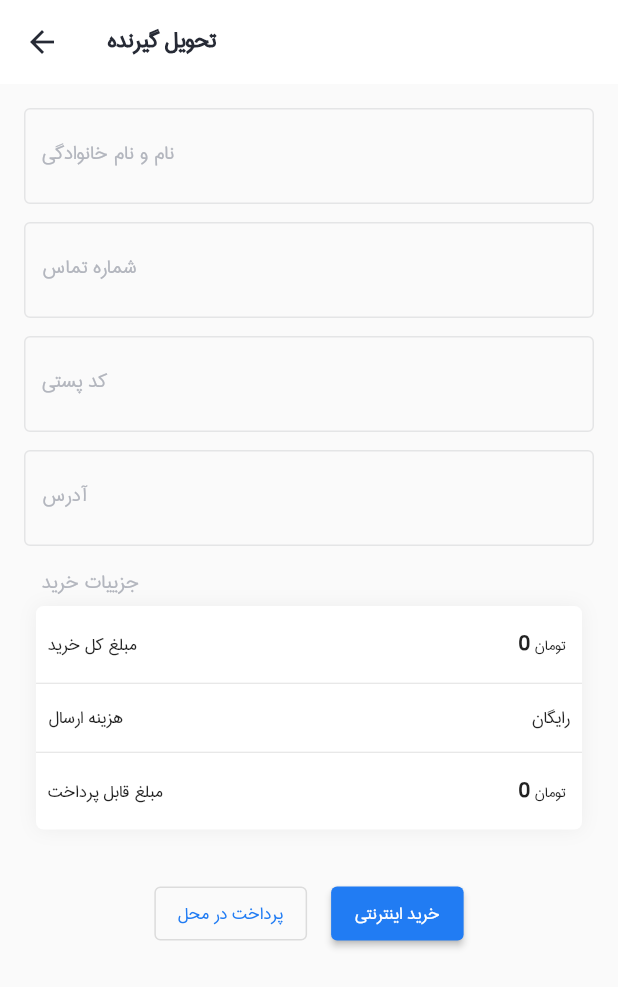
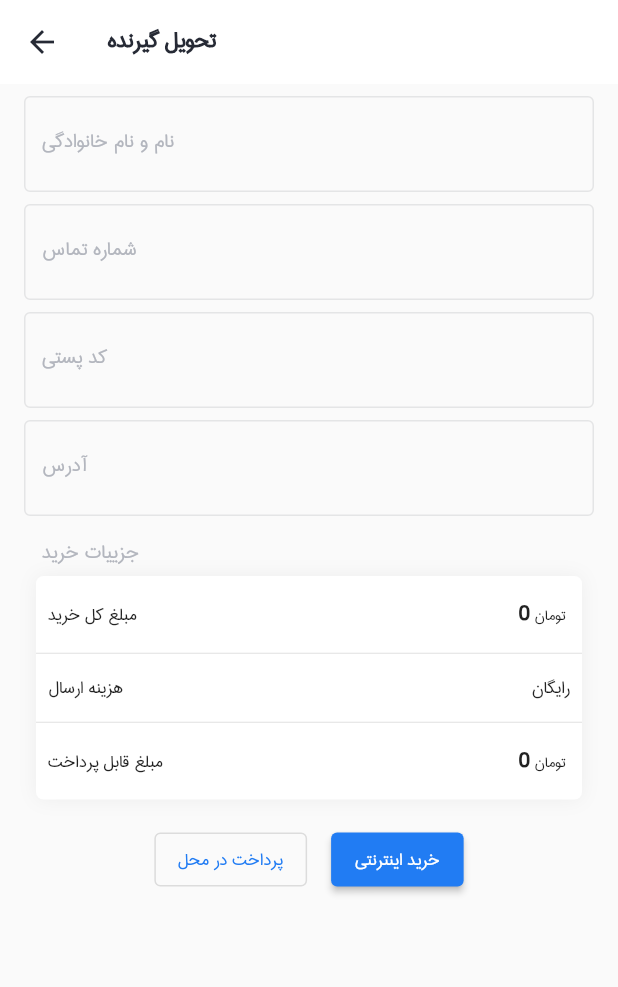
Before and after one commit to hamid5434/nike_store, a Flutter app: the ShippingScreen screen opened directly with empty values, on a phone screen of 412 x 824 dp. Shown: the top 987 px of the screen. Run offline on Flutter 3.47's test engine with Material 2 defaults, Android fonts, the phone set to English and light mode, and no system bars; our stand-ins replace bloc, cached_network_image, dio, equatable, flutter_bloc, flutter_svg and 3 more; accounts and stored records are empty; network calls fail.

Commit message:
payment receipt

```diff
--- a/lib/screen/cart/price_info_screen.dart
+++ b/lib/screen/cart/price_info_screen.dart
@@ -26,7 +26,7 @@ class PriceInfoScreen extends StatelessWidget {
           ),
         ),
         Container(
-          margin: const EdgeInsets.only(left: 8, right: 8, top: 4, bottom: 32),
+          margin: const EdgeInsets.only(left: 8, right: 8, top: 4, bottom: 16),
           decoration: BoxDecoration(
               color: Colors.white,
               borderRadius: BorderRadius.circular(5),
--- a/lib/screen/shipping/shipping_screen.dart
+++ b/lib/screen/shipping/shipping_screen.dart
@@ -21,26 +21,29 @@ class ShippingScreen extends StatelessWidget {
         title: const Text('تحویل گیرنده'),
       ),
       body: SingleChildScrollView(
-        padding: EdgeInsets.all(16),
+        padding: const EdgeInsets.symmetric(horizontal: 16),
         child: Column(
           children: [
+            const SizedBox(
+              height: 8,
+            ),
             const TextField(
               decoration: InputDecoration(label: Text('نام و نام خانوادگی')),
             ),
             const SizedBox(
-              height: 12,
+              height: 8,
             ),
             const TextField(
               decoration: InputDecoration(label: Text('شماره تماس')),
             ),
             const SizedBox(
-              height: 12,
+              height: 8,
             ),
             const TextField(
               decoration: InputDecoration(label: Text('کد پستی')),
             ),
             const SizedBox(
-              height: 12,
+              height: 8,
             ),
             const TextField(
               decoration: InputDecoration(label: Text('آدرس')),
```
